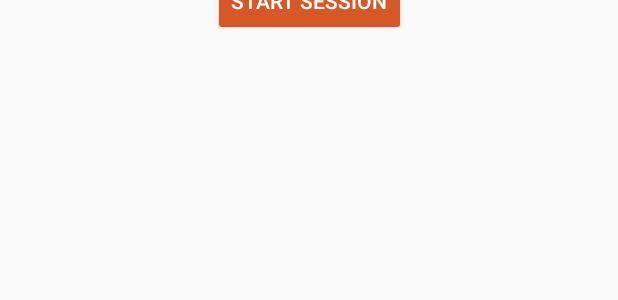
After one commit to drexelapplab/OhioStateFitLeaders, an Android app: the layout fragment_start.xml on its own in the app's theme, with its tools: preview values and no code run, on a phone screen of 412 x 824 dp. The commit adds this screen. Shown: the top 300 px of the screen. Run offline under Robolectric (Android 15) with nearby library versions, the phone set to English and light mode, and no system bars.

Commit message:
Bug fixes from Dave (phone app)

```diff
--- a/app/src/main/java/com/example/maggiemulhern/ohiostatefitleaders/LoginActivity.java
+++ b/app/src/main/java/com/example/maggiemulhern/ohiostatefitleaders/LoginActivity.java
@@ -26,7 +26,7 @@ public class LoginActivity extends AppCompatActivity {
         final Button btn = findViewById(R.id.LogIn);
         btn.setEnabled(false);
         final EditText emailValidate = findViewById(R.id.EmailEntry);
-        final String emailPattern = "(?:[a-z0-9!#$%&'*+/=?^_`{|}~-]+(?:\\.[a-z0-9!#$%&'*+/=?^_`{|}~-]+)*|\"(?:[\\x01-\\x0b\\x0c\\x0e-\\x1f\\x21\\x23-\\x5b\\x5d-\\x7f]|\\\\[\\x01-\\x09\\x0b\\x0c\\x0e-\\x7f])*\")@(?:(?:[a-z0-9](?:[a-z0-9-]*[a-z0-9])?\\.)+[a-z0-9](?:[a-z0-9-]*[a-z0-9])?|\\[(?:(?:25[0-5]|2[0-4][0-9]|[01]?[0-9][0-9]?)\\.){3}(?:25[0-5]|2[0-4][0-9]|[01]?[0-9][0-9]?|[a-z0-9-]*[a-z0-9]:(?:[\\x01-\\x0b\\x0c\\x0e-\\x1f\\x21-\\x5a\\x53-\\x7f]|\\\\[\\x01-\\x09\\x0b\\x0c\\x0e-\\x7f])+)\\])";
+//        final String emailPattern = "(?:[a-z0-9!#$%&'*+/=?^_`{|}~-]+(?:\\.[a-z0-9!#$%&'*+/=?^_`{|}~-]+)*|\"(?:[\\x01-\\x0b\\x0c\\x0e-\\x1f\\x21\\x23-\\x5b\\x5d-\\x7f]|\\\\[\\x01-\\x09\\x0b\\x0c\\x0e-\\x7f])*\")@(?:(?:[a-z0-9](?:[a-z0-9-]*[a-z0-9])?\\.)+[a-z0-9](?:[a-z0-9-]*[a-z0-9])?|\\[(?:(?:25[0-5]|2[0-4][0-9]|[01]?[0-9][0-9]?)\\.){3}(?:25[0-5]|2[0-4][0-9]|[01]?[0-9][0-9]?|[a-z0-9-]*[a-z0-9]:(?:[\\x01-\\x0b\\x0c\\x0e-\\x1f\\x21-\\x5a\\x53-\\x7f]|\\\\[\\x01-\\x09\\x0b\\x0c\\x0e-\\x7f])+)\\])";
 
         emailValidate.addTextChangedListener(new TextWatcher() {
 
@@ -45,7 +45,9 @@ public class LoginActivity extends AppCompatActivity {
             public void afterTextChanged(Editable editable) {
                 String email = emailValidate.getText().toString();
 
-                if (email.matches(emailPattern) && editable.length() > 0) {
+//                if (email.matches(emailPattern) && editable.length() > 0) {
+
+                if (editable.length() > 0) {
                     btn.setEnabled(true);
                     btn.setOnClickListener(new View.OnClickListener() {
 
--- a/app/src/main/java/com/example/maggiemulhern/ohiostatefitleaders/RootFragment.java
+++ b/app/src/main/java/com/example/maggiemulhern/ohiostatefitleaders/RootFragment.java
@@ -24,7 +24,7 @@ public class RootFragment extends Fragment {
 		 * "real" fragment
 		 */
 
-		Fragment newFragment = SurveyFragment.newInstance(0);
+		Fragment newFragment = new StartFragment();
 
         transaction.replace(R.id.root_frame, newFragment);
 
--- /dev/null
+++ b/app/src/main/res/layout/fragment_start.xml
@@ -0,0 +1,27 @@
+<android.support.constraint.ConstraintLayout xmlns:android="http://schemas.android.com/apk/res/android"
+    xmlns:app="http://schemas.android.com/apk/res-auto"
+    xmlns:tools="http://schemas.android.com/tools"
+    android:id="@+id/constraintLayout"
+    android:layout_width="match_parent"
+    android:layout_height="match_parent">
+
+    <Button
+        android:id="@+id/startWorkoutBtn"
+        style="@style/Widget.AppCompat.Button.Colored"
+        android:layout_width="wrap_content"
+        android:layout_height="wrap_content"
+        android:layout_marginBottom="8dp"
+        android:layout_marginTop="8dp"
+        android:backgroundTint="@color/ohiostateorange"
+        android:text="@string/start_session"
+        android:textColor="@color/white"
+        app:layout_constraintBottom_toTopOf="parent"
+        app:layout_constraintLeft_toLeftOf="parent"
+        app:layout_constraintRight_toRightOf="parent"
+        app:layout_constraintTop_toTopOf="parent"
+        tools:layout_constraintLeft_creator="1"
+        tools:layout_constraintRight_creator="1"
+        tools:layout_constraintTop_creator="1" />
+
+
+</android.support.constraint.ConstraintLayout>
--- a/app/src/main/res/layout/fragment_workout.xml
+++ b/app/src/main/res/layout/fragment_workout.xml
@@ -36,7 +36,7 @@
     <TextView
         android:id="@+id/textView9"
         android:layout_width="334dp"
-        android:layout_height="49dp"
+        android:layout_height="wrap_content"
         android:layout_marginEnd="8dp"
         android:layout_marginStart="8dp"
         android:layout_marginTop="16dp"
--- a/app/src/main/res/values/strings.xml
+++ b/app/src/main/res/values/strings.xml
@@ -41,7 +41,8 @@
     <string name="tab_text_1">Tab 1</string>
     <string name="tab_text_2">Tab 2</string>
     <string name="tab_text_3">Tab 3</string>
-    <string name="workout_text">You may begin your workout. Please press the button below at the end of your routine.</string>
+    <string name="workout_text">You may begin your workout. Please activate the FitLeaders app on your watch and begin your workout.  Press the button below at the end of your routine.</string>
     <string name="startWorkoutBtnText">Finished Workout!</string>
     <string name="final_text">Thank you for participating. You may now close this app.</string>
+    <string name="start_session">Start Session</string>
 </resources>
```
Also changed, not shown: app/src/main/java/com/example/maggiemulhern/ohiostatefitleaders/StartFragment.java (added, +69 -0 lines), app/src/main/java/com/example/maggiemulhern/ohiostatefitleaders/SurveyFragment.java (+14 -0 lines), app/src/main/java/com/example/maggiemulhern/ohiostatefitleaders/TabbedActivity.java (+3 -5 lines), app/src/main/res/layout/activity_tabbed.xml (+5 -5 lines).
